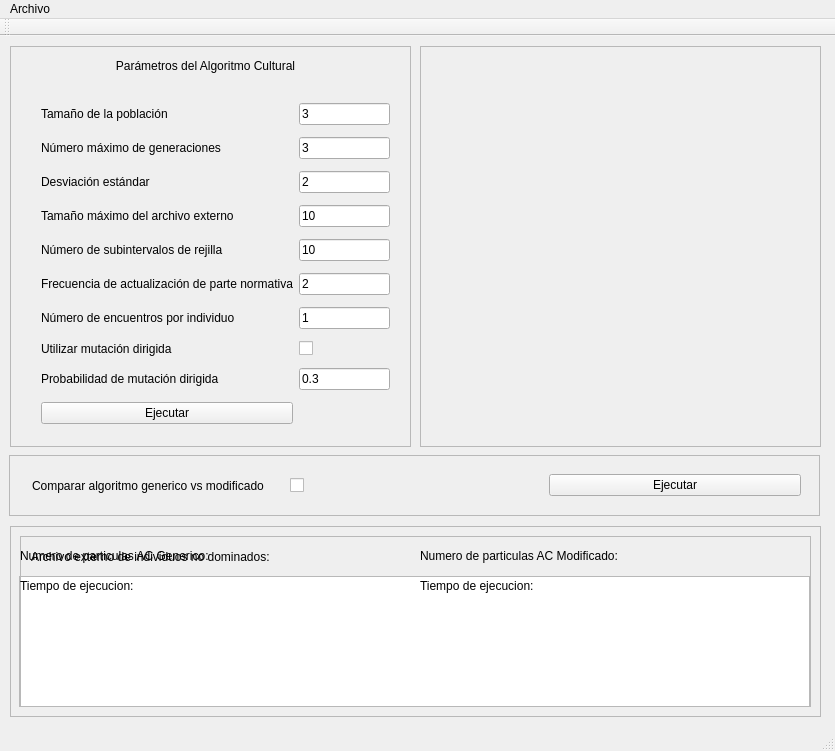
The window that mainwindow.ui (antonioaraujob/omocac2) describes before a commit, drawn with Qt 5.
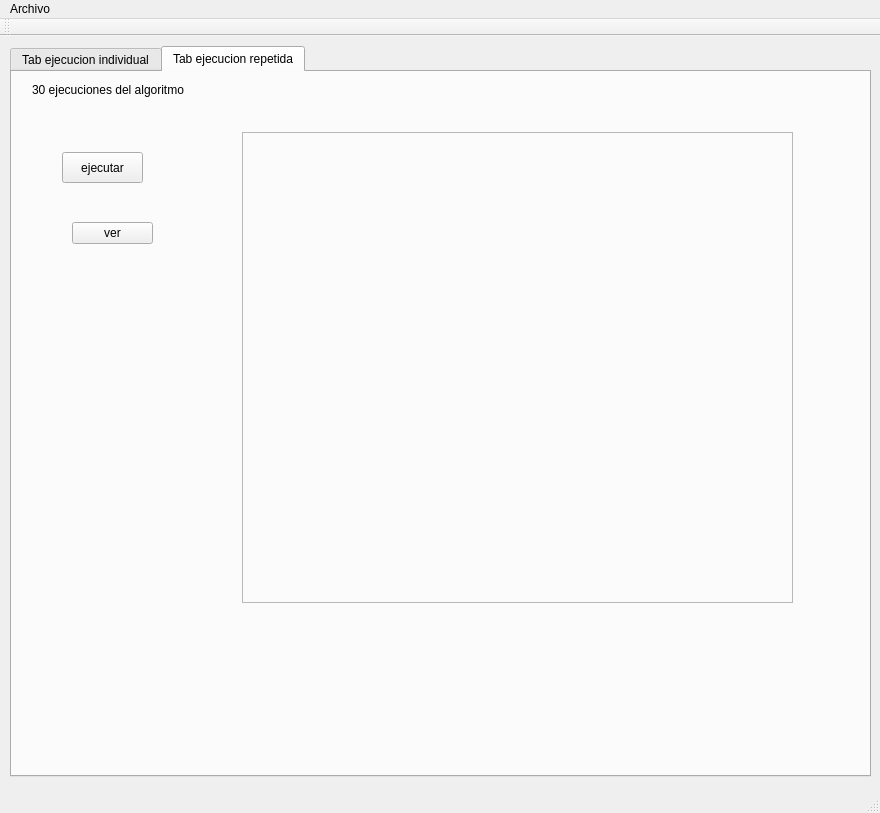
The same window after the commit. Custom widgets are drawn as their Qt base class.

Commit message: Cambios en la interfaz gráfica para mostrar un tab que permita visualizar la evolución de las soluciones. Agregadas funciones en la clase MainWindow para ejecutar repeticiones del algoritmo y poner evaluar métricas.

```diff
--- a/mainwindow.ui
+++ b/mainwindow.ui
@@ -6,19 +6,35 @@
    <rect>
     <x>0</x>
     <y>0</y>
-    <width>835</width>
-    <height>751</height>
+    <width>880</width>
+    <height>813</height>
    </rect>
   </property>
   <property name="windowTitle">
    <string>Algoritmo Cultural</string>
   </property>
   <widget class="QWidget" name="centralWidget">
+   <widget class="QTabWidget" name="tabWidgetExecution">
+    <property name="geometry">
+     <rect>
+      <x>10</x>
+      <y>10</y>
+      <width>861</width>
+      <height>731</height>
+     </rect>
+    </property>
+    <property name="currentIndex">
+     <number>1</number>
+    </property>
+    <widget class="QWidget" name="tabExecutionIndividual">
+     <attribute name="title">
+      <string>Tab ejecucion individual</string>
+     </attribute>
    <widget class="QFrame" name="frame">
     <property name="geometry">
      <rect>
       <x>10</x>
-      <y>10</y>
+        <y>20</y>
       <width>401</width>
       <height>401</height>
      </rect>
@@ -200,12 +216,90 @@
      </layout>
     </widget>
    </widget>
+     <widget class="QFrame" name="frame_4">
+      <property name="geometry">
+       <rect>
+        <x>430</x>
+        <y>20</y>
+        <width>401</width>
+        <height>401</height>
+       </rect>
+      </property>
+      <property name="frameShape">
+       <enum>QFrame::StyledPanel</enum>
+      </property>
+      <property name="frameShadow">
+       <enum>QFrame::Raised</enum>
+      </property>
+      <widget class="QCustomPlot" name="customPlot" native="true">
+       <property name="geometry">
+        <rect>
+         <x>10</x>
+         <y>20</y>
+         <width>381</width>
+         <height>361</height>
+        </rect>
+       </property>
+      </widget>
+     </widget>
+     <widget class="QFrame" name="frame_2">
+      <property name="geometry">
+       <rect>
+        <x>10</x>
+        <y>430</y>
+        <width>821</width>
+        <height>61</height>
+       </rect>
+      </property>
+      <property name="frameShape">
+       <enum>QFrame::StyledPanel</enum>
+      </property>
+      <property name="frameShadow">
+       <enum>QFrame::Raised</enum>
+      </property>
+      <widget class="QWidget" name="horizontalLayoutWidget_2">
+       <property name="geometry">
+        <rect>
+         <x>12</x>
+         <y>5</y>
+         <width>791</width>
+         <height>51</height>
+        </rect>
+       </property>
+       <layout class="QHBoxLayout" name="horizontalLayout_2">
+        <item>
+         <widget class="QLabel" name="label_11">
+          <property name="text">
+           <string>Comparar algoritmo generico vs modificado</string>
+          </property>
+          <property name="wordWrap">
+           <bool>true</bool>
+          </property>
+         </widget>
+        </item>
+        <item>
+         <widget class="QCheckBox" name="checkBoxComparation">
+          <property name="text">
+           <string/>
+          </property>
+         </widget>
+        </item>
+        <item>
+         <widget class="QPushButton" name="pushButtonCompareAlgorithms">
+          <property name="text">
+           <string>Ejecutar</string>
+          </property>
+         </widget>
+        </item>
+       </layout>
+      </widget>
+     </widget>
    <widget class="QFrame" name="frame_3">
     <property name="geometry">
      <rect>
       <x>10</x>
-      <y>490</y>
-      <width>811</width>
+        <y>500</y>
+        <width>821</width>
       <height>191</height>
      </rect>
     </property>
@@ -402,13 +496,57 @@
      </widget>
     </widget>
    </widget>
-   <widget class="QFrame" name="frame_4">
+    </widget>
+    <widget class="QWidget" name="tab_2">
+     <attribute name="title">
+      <string>Tab ejecucion repetida</string>
+     </attribute>
+     <widget class="QPushButton" name="pushButtonRepeatAlgoritm">
     <property name="geometry">
      <rect>
-      <x>420</x>
+        <x>50</x>
+        <y>80</y>
+        <width>81</width>
+        <height>31</height>
+       </rect>
+      </property>
+      <property name="text">
+       <string>ejecutar</string>
+      </property>
+     </widget>
+     <widget class="QLabel" name="label_6">
+      <property name="geometry">
+       <rect>
+        <x>20</x>
       <y>10</y>
-      <width>401</width>
-      <height>401</height>
+        <width>231</width>
+        <height>16</height>
+       </rect>
+      </property>
+      <property name="text">
+       <string>30 ejecuciones del algoritmo</string>
+      </property>
+     </widget>
+     <widget class="QPushButton" name="pushButtonView">
+      <property name="geometry">
+       <rect>
+        <x>60</x>
+        <y>150</y>
+        <width>81</width>
+        <height>22</height>
+       </rect>
+      </property>
+      <property name="text">
+       <string>ver</string>
+      </property>
+     </widget>
+     <widget class="QFrame" name="frame_5">
+      <property name="geometry">
+       <rect>
+        <x>230</x>
+        <y>60</y>
+        <width>551</width>
+        <height>471</height>
      </rect>
     </property>
     <property name="frameShape">
@@ -417,67 +555,17 @@
     <property name="frameShadow">
      <enum>QFrame::Raised</enum>
     </property>
-    <widget class="QCustomPlot" name="customPlot" native="true">
+      <widget class="QCustomPlot" name="customPlotExecutions" native="true">
      <property name="geometry">
       <rect>
        <x>10</x>
        <y>20</y>
-       <width>381</width>
-       <height>361</height>
+         <width>521</width>
+         <height>431</height>
       </rect>
      </property>
     </widget>
    </widget>
-   <widget class="QFrame" name="frame_2">
-    <property name="geometry">
-     <rect>
-      <x>9</x>
-      <y>419</y>
-      <width>811</width>
-      <height>61</height>
-     </rect>
-    </property>
-    <property name="frameShape">
-     <enum>QFrame::StyledPanel</enum>
-    </property>
-    <property name="frameShadow">
-     <enum>QFrame::Raised</enum>
-    </property>
-    <widget class="QWidget" name="horizontalLayoutWidget_2">
-     <property name="geometry">
-      <rect>
-       <x>12</x>
-       <y>5</y>
-       <width>791</width>
-       <height>51</height>
-      </rect>
-     </property>
-     <layout class="QHBoxLayout" name="horizontalLayout_2">
-      <item>
-       <widget class="QLabel" name="label_11">
-        <property name="text">
-         <string>Comparar algoritmo generico vs modificado</string>
-        </property>
-        <property name="wordWrap">
-         <bool>true</bool>
-        </property>
-       </widget>
-      </item>
-      <item>
-       <widget class="QCheckBox" name="checkBoxComparation">
-        <property name="text">
-         <string/>
-        </property>
-       </widget>
-      </item>
-      <item>
-       <widget class="QPushButton" name="pushButtonCompareAlgorithms">
-        <property name="text">
-         <string>Ejecutar</string>
-        </property>
-       </widget>
-      </item>
-     </layout>
     </widget>
    </widget>
   </widget>
@@ -486,7 +574,7 @@
     <rect>
      <x>0</x>
      <y>0</y>
-     <width>835</width>
+     <width>880</width>
      <height>19</height>
     </rect>
    </property>
```
Left out of the diff: 19 changed lines with no effect on the pictures. Lines whose indentation alone changed are shown as unchanged. The commit also changes 3 other files.
